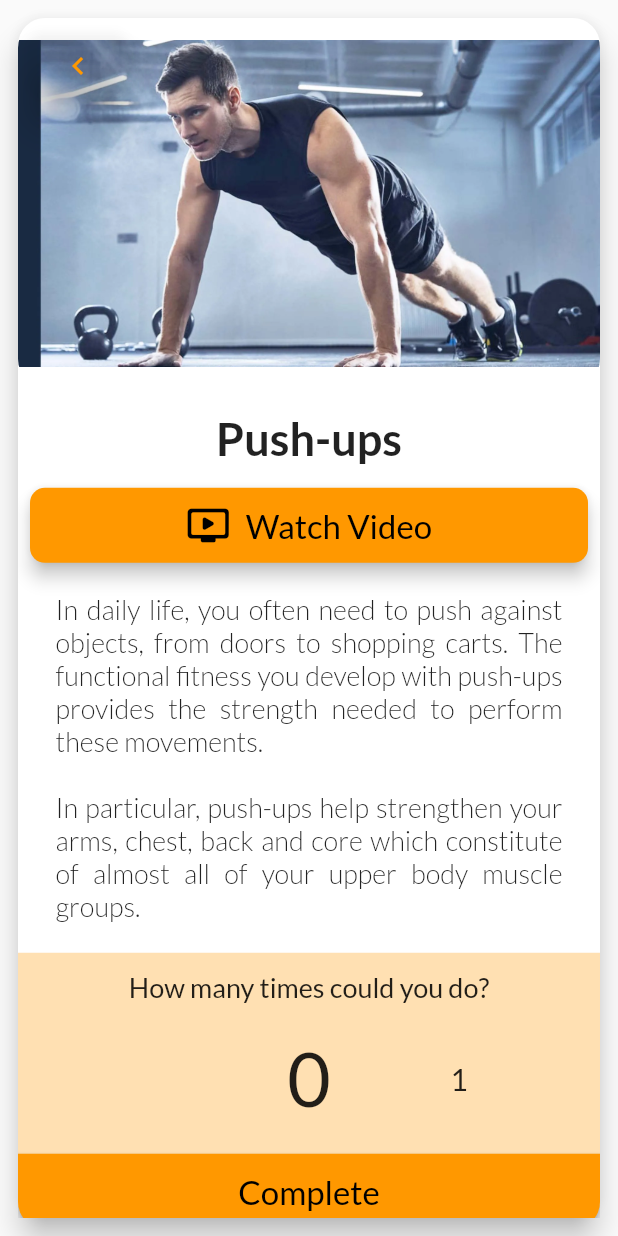
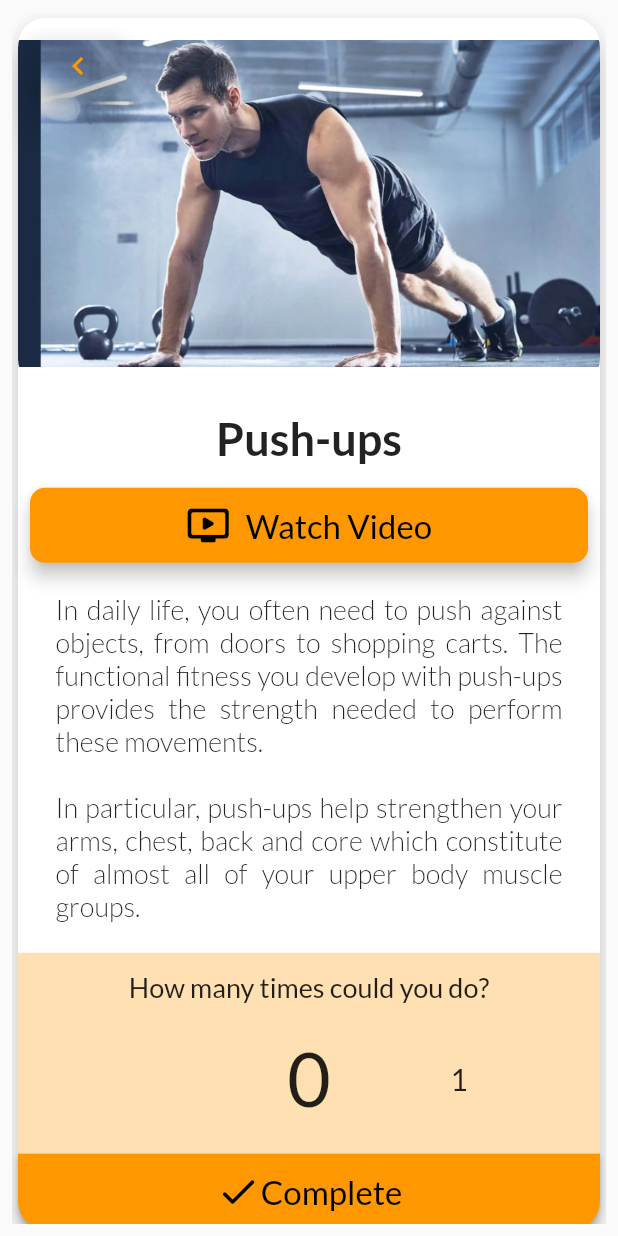
Before and after one commit to yuvjeeth/the_exercise_project, a Flutter app: the ExerciseDetailsScreen screen opened directly with empty values, on a phone screen of 412 x 824 dp. Run offline on Flutter 3.47's test engine with Material 2 defaults, Android fonts, the light colour scheme and no system bars; drawn by our look-alikes of numberpicker; our stand-ins replace carousel_slider, google_fonts, url_launcher_web.

Commit message:
whole card scrolls instead of just it's content

```diff
--- a/lib/exercise_details.dart
+++ b/lib/exercise_details.dart
@@ -42,12 +42,12 @@ class _ExerciseDetailsScreen extends State<ExerciseDetailsScreen> {
           padding: const EdgeInsets.all(8.0),
           child: Hero(
             tag: 'exerciseCard' + widget.index.toString(),
+            child: SingleChildScrollView(
               child: Card(
                 elevation: 8,
                 shape: RoundedRectangleBorder(
                   borderRadius: BorderRadius.circular(18.0),
                 ),
-              child: SingleChildScrollView(
                 child: Column(
                   mainAxisAlignment: MainAxisAlignment.spaceBetween,
                   crossAxisAlignment: CrossAxisAlignment.stretch,
@@ -211,9 +211,18 @@ class _ExerciseDetailsScreen extends State<ExerciseDetailsScreen> {
                                   ),
                                 ),
                               ),
-                              child: const Text(
+                              child: Row(
+                                mainAxisAlignment: MainAxisAlignment.center,
+                                children: [
+                                  Icon(
+                                    Icons.done_rounded,
+                                    size: 30,
+                                  ),
+                                  const Text(
                                     'Complete',
                                     style: TextStyle(fontSize: 22),
+                                  ),
+                                ],
                               ),
                             ),
                           ),
```
Lines whose indentation alone changed are shown as unchanged.
